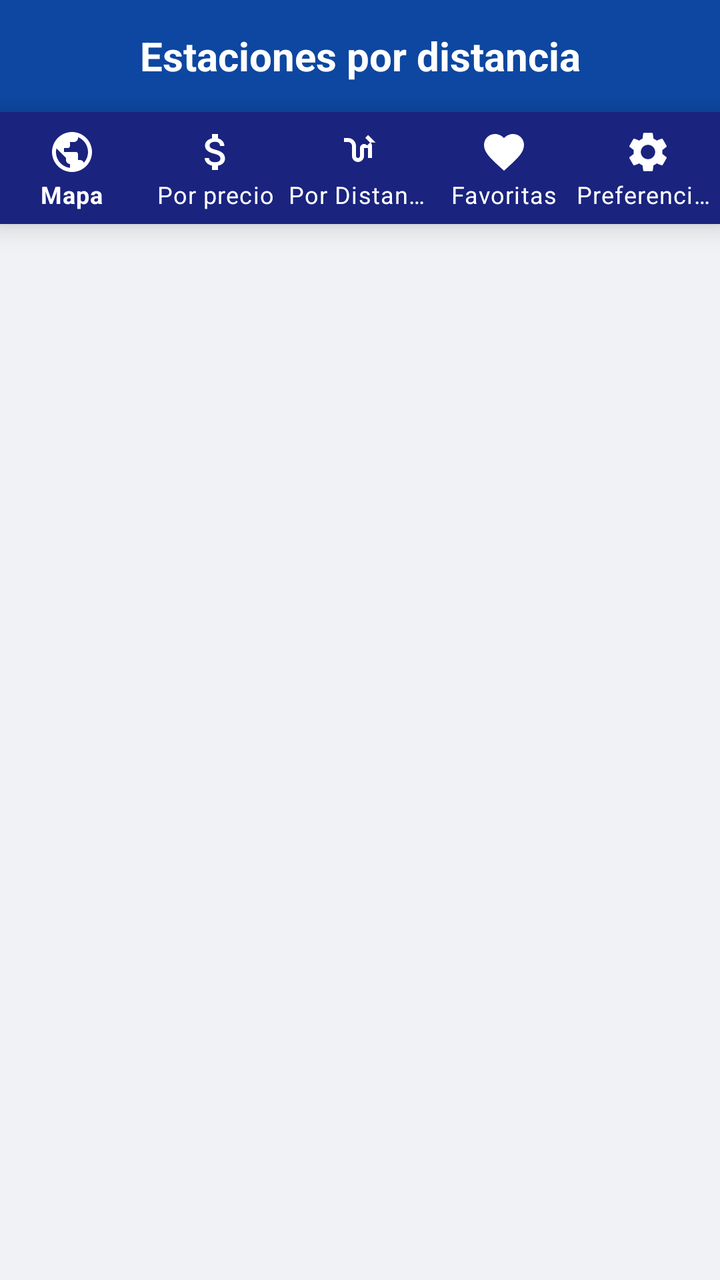
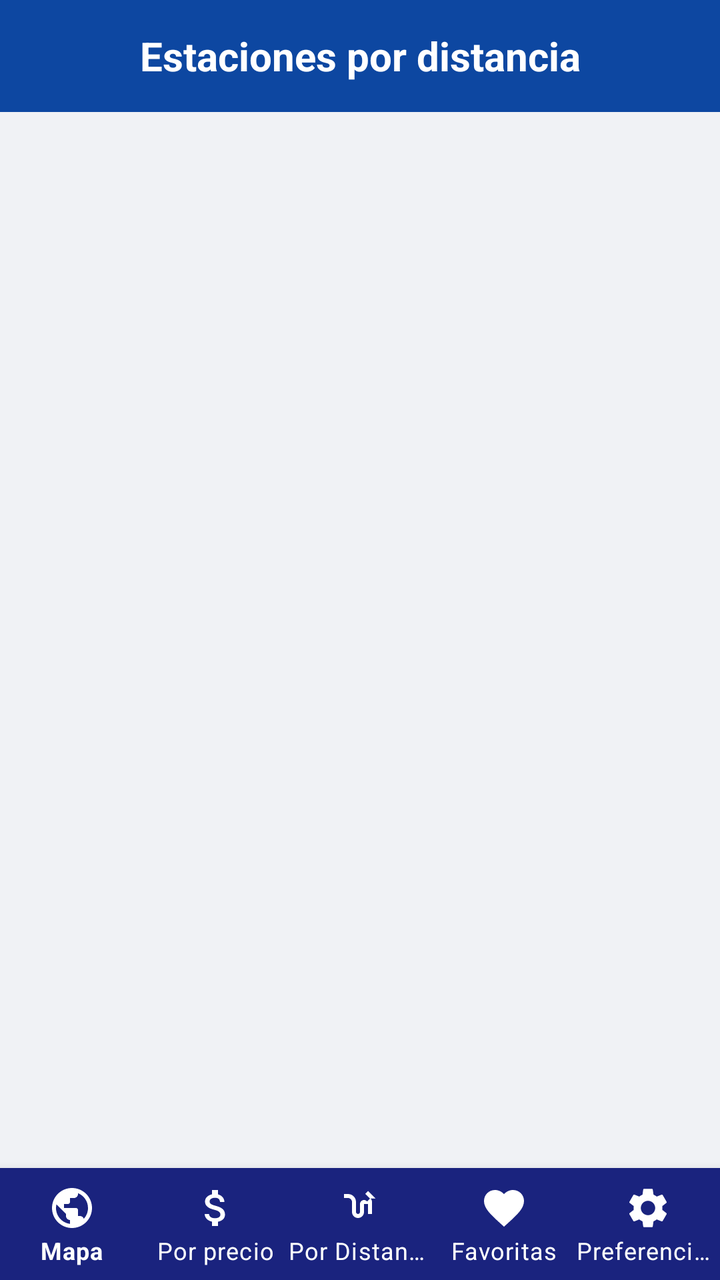

Two renders of the same Android screen: before a commit and after it. Below are the layout's source before the change and the commit's diff.
<!-- AndroidManifest.xml: application theme Theme.AhorraGas -->
<!-- res/layout/activity_distance_list.xml -->
<?xml version="1.0" encoding="utf-8"?>
<LinearLayout xmlns:android="http://schemas.android.com/apk/res/android"
    xmlns:app="http://schemas.android.com/apk/res-auto"
    android:layout_width="match_parent"
    android:layout_height="match_parent"
    android:orientation="vertical"
    android:background="@color/background">

    <LinearLayout
        android:layout_width="match_parent"
        android:layout_height="56dp"
        android:background="@color/primary_dark"
        android:gravity="center_vertical"
        android:paddingHorizontal="16dp">

        <TextView
            android:layout_width="match_parent"
            android:layout_height="wrap_content"
            android:text="Estaciones por distancia"
            android:textColor="@color/white"
            android:textSize="20sp"
            android:textStyle="bold"
            android:gravity="center" />
    </LinearLayout>

    <ProgressBar
        android:id="@+id/progressBarDistance"
        android:layout_width="wrap_content"
        android:layout_height="wrap_content"
        android:layout_gravity="center"
        android:layout_marginTop="48dp"
        android:layout_marginBottom="48dp"
        android:visibility="gone"
        android:layout_weight="0"/>

    <LinearLayout
        android:id="@+id/layoutErrorDistance"
        android:layout_width="match_parent"
        android:layout_height="0dp"
        android:layout_weight="1"
        android:orientation="vertical"
        android:gravity="center"
        android:padding="32dp"
        android:visibility="gone">

        <TextView
            android:id="@+id/tvErrorDistance"
            android:layout_width="wrap_content"
            android:layout_height="wrap_content"
            android:gravity="center"
            android:textSize="15sp"
            android:textColor="@color/text_secondary"
            android:layout_marginBottom="16dp"
            android:text="@string/error_red"/>

        <Button
            android:id="@+id/btnRetryDistance"
            android:layout_width="wrap_content"
            android:layout_height="wrap_content"
            android:text="@string/reintentar"
            android:backgroundTint="@color/primary_dark"/>
    </LinearLayout>

    <TextView
        android:id="@+id/tvEmptyDistance"
        android:layout_width="match_parent"
        android:layout_height="0dp"
        android:layout_weight="1"
        android:gravity="center"
        android:padding="32dp"
        android:textSize="14sp"
        android:textColor="@color/text_secondary"
        android:text="@string/empty_distance_list"
        android:visibility="gone"/>

    <androidx.recyclerview.widget.RecyclerView
        android:id="@+id/recyclerViewDistance"
        android:layout_width="match_parent"
        android:layout_height="0dp"
        android:layout_weight="1"
        android:clipToPadding="false"
        android:paddingBottom="8dp"
        android:scrollbars="vertical"
        android:visibility="gone"/>

    <com.google.android.material.bottomnavigation.BottomNavigationView
        android:id="@+id/bottomNavDistance"
        android:layout_width="match_parent"
        android:layout_height="wrap_content"
        android:background="#1A237E"
        app:menu="@menu/bottom_nav_menu"
        app:itemIconTint="@color/white"
        app:itemTextColor="@color/white"
        app:labelVisibilityMode="labeled" />

</LinearLayout>
<!-- resources referenced by this layout -->
<resources>
  <color name="background">#F0F2F5</color>
  <color name="primary_dark">#0D47A1</color>
  <color name="text_secondary">#757575</color>
  <color name="white">#FFFFFF</color>
  <string name="empty_distance_list">No hay estaciones en tu radio actual.</string>
  <string name="error_red">Error de red. Comprueba tu conexión.</string>
  <string name="reintentar">Reintentar</string>
  <style name="Theme.AhorraGas" parent="Theme.MaterialComponents.DayNight.NoActionBar">
          <item name="colorPrimary">@color/primary</item>
          <item name="colorPrimaryVariant">@color/primary_dark</item>
          <item name="colorOnPrimary">@color/white</item>
          <item name="colorSecondary">@color/secondary</item>
          <item name="colorOnSecondary">@color/white</item>
          <item name="android:statusBarColor">@color/primary_dark</item>
      </style>
  <color name="primary">#1565C0</color>
  <color name="secondary">#FF9800</color>
</resources>

<!-- the commit's change to res/layout/activity_distance_list.xml (unified diff, before → after) -->
@@ -23,65 +23,67 @@
             android:gravity="center" />
     </LinearLayout>
 
-    <ProgressBar
-        android:id="@+id/progressBarDistance"
-        android:layout_width="wrap_content"
-        android:layout_height="wrap_content"
-        android:layout_gravity="center"
-        android:layout_marginTop="48dp"
-        android:layout_marginBottom="48dp"
-        android:visibility="gone"
-        android:layout_weight="0"/>
-
-    <LinearLayout
-        android:id="@+id/layoutErrorDistance"
+    
+    <FrameLayout
         android:layout_width="match_parent"
         android:layout_height="0dp"
-        android:layout_weight="1"
-        android:orientation="vertical"
-        android:gravity="center"
-        android:padding="32dp"
-        android:visibility="gone">
+        android:layout_weight="1">
+
+        <ProgressBar
+            android:id="@+id/progressBarDistance"
+            android:layout_width="wrap_content"
+            android:layout_height="wrap_content"
+            android:layout_gravity="center"
+            android:visibility="gone" />
+
+        <LinearLayout
+            android:id="@+id/layoutErrorDistance"
+            android:layout_width="match_parent"
+            android:layout_height="match_parent"
+            android:orientation="vertical"
+            android:gravity="center"
+            android:padding="32dp"
+            android:visibility="gone">
+
+            <TextView
+                android:id="@+id/tvErrorDistance"
+                android:layout_width="wrap_content"
+                android:layout_height="wrap_content"
+                android:gravity="center"
+                android:textSize="15sp"
+                android:textColor="@color/text_secondary"
+                android:layout_marginBottom="16dp"
+                android:text="@string/error_red"/>
+
+            <Button
+                android:id="@+id/btnRetryDistance"
+                android:layout_width="wrap_content"
+                android:layout_height="wrap_content"
+                android:text="@string/reintentar"
+                android:backgroundTint="@color/primary_dark"/>
+        </LinearLayout>
 
         <TextView
-            android:id="@+id/tvErrorDistance"
-            android:layout_width="wrap_content"
-            android:layout_height="wrap_content"
+            android:id="@+id/tvEmptyDistance"
+            android:layout_width="match_parent"
+            android:layout_height="match_parent"
             android:gravity="center"
-            android:textSize="15sp"
+            android:padding="32dp"
+            android:textSize="14sp"
             android:textColor="@color/text_secondary"
-            android:layout_marginBottom="16dp"
-            android:text="@string/error_red"/>
+            android:text="@string/empty_distance_list"
+            android:visibility="gone"/>
 
-        <Button
-            android:id="@+id/btnRetryDistance"
-            android:layout_width="wrap_content"
-            android:layout_height="wrap_content"
-            android:text="@string/reintentar"
-            android:backgroundTint="@color/primary_dark"/>
-    </LinearLayout>
+        <androidx.recyclerview.widget.RecyclerView
+            android:id="@+id/recyclerViewDistance"
+            android:layout_width="match_parent"
+            android:layout_height="match_parent"
+            android:clipToPadding="false"
+            android:paddingBottom="8dp"
+            android:scrollbars="vertical"
+            android:visibility="gone"/>
 
-    <TextView
-        android:id="@+id/tvEmptyDistance"
-        android:layout_width="match_parent"
-        android:layout_height="0dp"
-        android:layout_weight="1"
-        android:gravity="center"
-        android:padding="32dp"
-        android:textSize="14sp"
-        android:textColor="@color/text_secondary"
-        android:text="@string/empty_distance_list"
-        android:visibility="gone"/>
-
-    <androidx.recyclerview.widget.RecyclerView
-        android:id="@+id/recyclerViewDistance"
-        android:layout_width="match_parent"
-        android:layout_height="0dp"
-        android:layout_weight="1"
-        android:clipToPadding="false"
-        android:paddingBottom="8dp"
-        android:scrollbars="vertical"
-        android:visibility="gone"/>
+    </FrameLayout>
 
     <com.google.android.material.bottomnavigation.BottomNavigationView
         android:id="@+id/bottomNavDistance"
